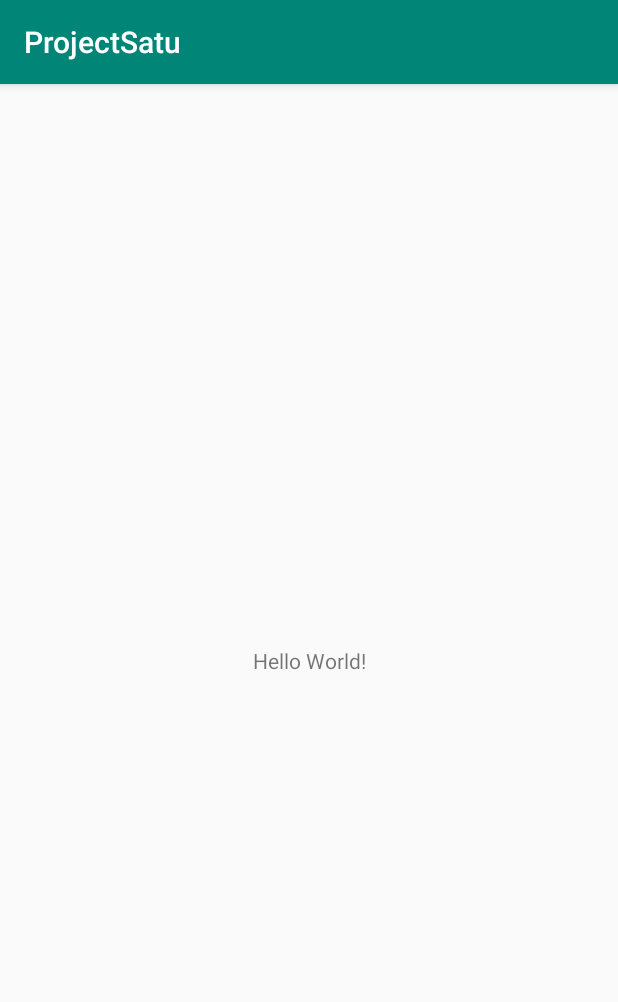
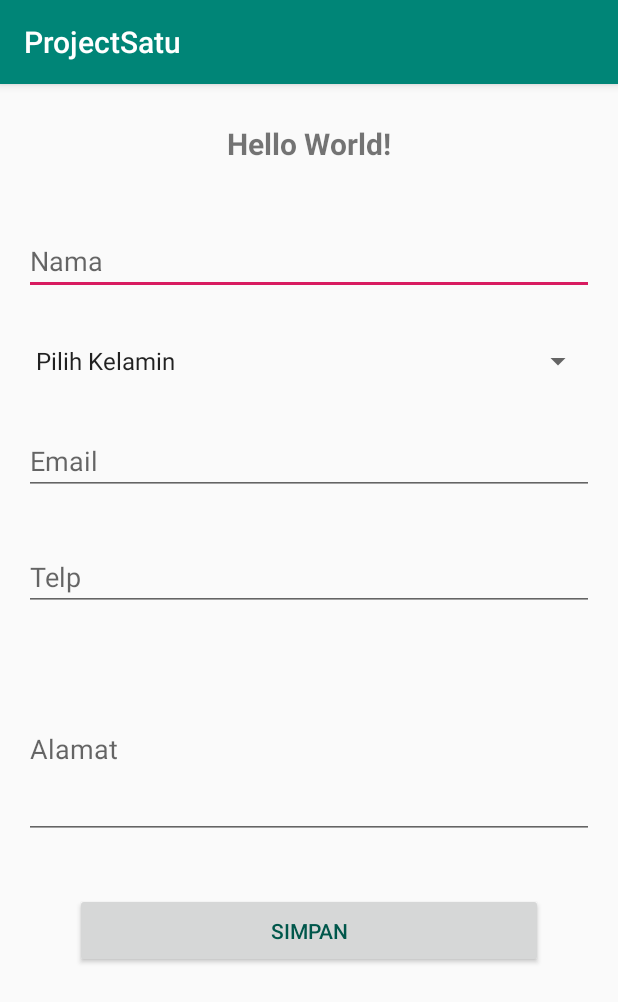
Before and after one commit to Baktiar123/smkcoding_online_project_1, an Android app: the screen it shows after launch (MainActivity), on a phone screen of 412 x 824 dp. Shown: the top 1002 px of the screen. Run offline under Robolectric (Android 15) with nearby library versions, the phone set to English and light mode, and no system bars.

Commit message:
Create Layout

```diff
--- a/app/src/main/res/layout/activity_main.xml
+++ b/app/src/main/res/layout/activity_main.xml
@@ -1,18 +1,68 @@
 <?xml version="1.0" encoding="utf-8"?>
-<androidx.constraintlayout.widget.ConstraintLayout xmlns:android="http://schemas.android.com/apk/res/android"
+<ScrollView
+    xmlns:android="http://schemas.android.com/apk/res/android"
     xmlns:app="http://schemas.android.com/apk/res-auto"
     xmlns:tools="http://schemas.android.com/tools"
     android:layout_width="match_parent"
+    android:layout_height="match_parent" >
+
+    <LinearLayout
+        android:layout_width="match_parent"
         android:layout_height="match_parent"
+        android:orientation="vertical"
         tools:context=".MainActivity">
 
         <TextView
             android:layout_width="wrap_content"
             android:layout_height="wrap_content"
             android:text="Hello World!"
-        app:layout_constraintBottom_toBottomOf="parent"
-        app:layout_constraintLeft_toLeftOf="parent"
-        app:layout_constraintRight_toRightOf="parent"
-        app:layout_constraintTop_toTopOf="parent" />
+            android:layout_gravity="center_horizontal"
+            android:layout_margin="26dp"
+            android:fontFamily="Casual"
+            android:textSize="20sp"
+            android:textStyle="bold" />
 
-</androidx.constraintlayout.widget.ConstraintLayout>
+        <EditText
+            android:layout_width="match_parent"
+            android:layout_height="wrap_content"
+            android:hint="Nama"
+            android:layout_margin="16dp" />
+
+        <Spinner
+            android:layout_width="match_parent"
+            android:layout_height="wrap_content"
+            android:layout_margin="16dp"
+            android:entries="@array/jenis_kelamin" />
+
+        <EditText
+            android:layout_width="match_parent"
+            android:layout_height="wrap_content"
+            android:hint="Email"
+            android:layout_margin="16dp" />
+
+        <EditText
+            android:layout_width="match_parent"
+            android:layout_height="wrap_content"
+            android:hint="Telp"
+            android:layout_margin="16dp"
+            android:inputType="phone" />
+
+        <EditText
+            android:layout_width="match_parent"
+            android:layout_height="120dp"
+            android:hint="Alamat"
+            android:layout_margin="16dp"
+            android:inputType="textMultiLine" />
+
+        <Button
+            android:layout_width="match_parent"
+            android:layout_height="50dp"
+            android:layout_marginLeft="50dp"
+            android:layout_marginRight="50dp"
+            android:layout_marginTop="20dp"
+            android:text="Simpan"
+            android:textColor="@color/colorPrimaryDark" />
+
+    </LinearLayout>
+
+</ScrollView>
--- a/app/src/main/res/values/strings.xml
+++ b/app/src/main/res/values/strings.xml
@@ -1,3 +1,9 @@
 <resources>
     <string name="app_name">ProjectSatu</string>
+    <string-array name="jenis_kelamin">
+        <item>Pilih Kelamin</item>
+        <item>Laki-Laki</item>
+        <item>Perempuan</item>
+    </string-array>
+
 </resources>
```
Also changed, not shown: 2 other files. Lines whose indentation alone changed are shown as unchanged.
